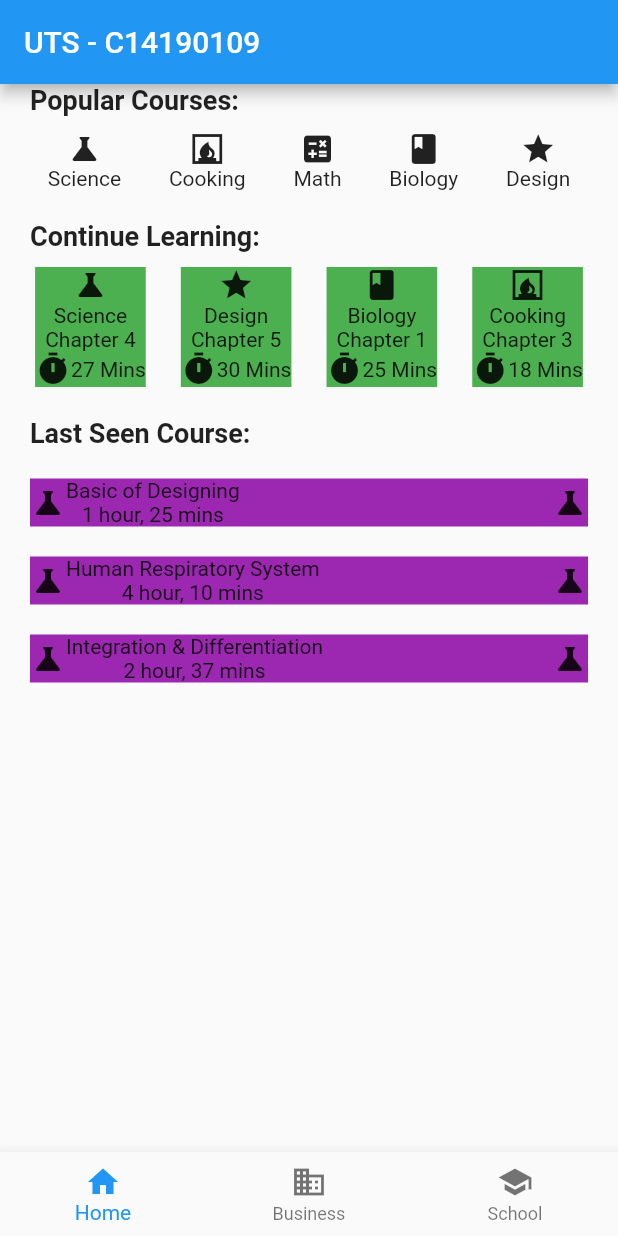
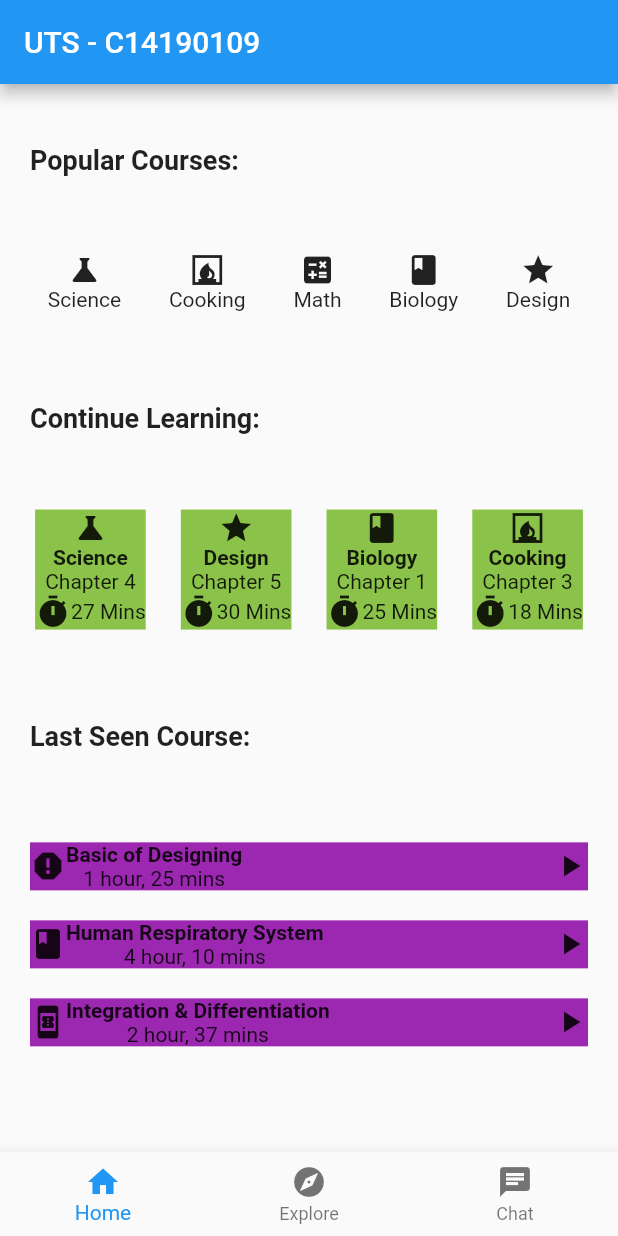
Before and after one commit to AlexanderDP08/UTS_Flutter, a Flutter app: the screen it shows after launch, on a phone screen of 412 x 824 dp. Run offline on Flutter 3.47's test engine with Material 2 defaults, Android fonts, the phone set to English and light mode, and no system bars.

Commit message:
Done no 2

```diff
--- a/c14190109_02/lib/main.dart
+++ b/c14190109_02/lib/main.dart
@@ -18,6 +18,7 @@
         body: Container(
           // padding: EdgeInsets.all(15),
           child: Column(
+            mainAxisAlignment: MainAxisAlignment.spaceEvenly,
             children: [
               Container(
                 padding: const EdgeInsets.only(left: 20),
@@ -67,13 +68,15 @@
                   mainAxisAlignment: MainAxisAlignment.spaceEvenly,
                   children: [
                     Container(
-                      color: Colors.green,
+                      color: Colors.lightGreen,
                       child: Column(
                         children: [
                           const Icon(Icons.science),
                           Column(
                             children: const [
-                              Text("Science"),
+                              Text("Science",
+                                  style:
+                                      TextStyle(fontWeight: FontWeight.bold)),
                               Text("Chapter 4"),
                             ],
                           ),
@@ -87,11 +90,12 @@
                       ),
                     ),
                     Container(
-                      color: Colors.green,
+                      color: Colors.lightGreen,
                       child: Column(
                         children: [
                           const Icon(Icons.star),
-                          const Text("Design"),
+                          const Text("Design",
+                              style: TextStyle(fontWeight: FontWeight.bold)),
                           const Text("Chapter 5"),
                           Row(
                             children: const [
@@ -103,11 +107,12 @@
                       ),
                     ),
                     Container(
-                      color: Colors.green,
+                      color: Colors.lightGreen,
                       child: Column(
                         children: [
                           const Icon(Icons.book),
-                          const Text("Biology"),
+                          const Text("Biology",
+                              style: TextStyle(fontWeight: FontWeight.bold)),
                           const Text("Chapter 1"),
                           Row(
                             children: const [
@@ -119,11 +124,12 @@
                       ),
                     ),
                     Container(
-                      color: Colors.green,
+                      color: Colors.lightGreen,
                       child: Column(
                         children: [
                           const Icon(Icons.fireplace),
-                          const Text("Cooking"),
+                          const Text("Cooking",
+                              style: TextStyle(fontWeight: FontWeight.bold)),
                           const Text("Chapter 3"),
                           Row(
                             children: const [
@@ -160,16 +166,18 @@
                         children: [
                           Row(
                             children: [
-                              const Icon(Icons.science),
+                              const Icon(Icons.report),
                               Column(
                                 children: const [
-                                  Text("Basic of Designing"),
+                                  Text("Basic of Designing",
+                                      style: TextStyle(
+                                          fontWeight: FontWeight.bold)),
                                   Text("1 hour, 25 mins")
                                 ],
                               ),
                             ],
                           ),
-                          const Icon(Icons.science)
+                          const Icon(Icons.play_arrow)
                         ],
                       ),
                     ),
@@ -181,18 +189,18 @@
                         children: [
                           Row(
                             children: [
-                              const Icon(Icons.science),
+                              const Icon(Icons.book),
                               Column(
-                                children: [
-                                  const Text("Human Respiratory System"),
-                                  Row(
-                                    children: const [Text("4 hour, 10 mins")],
-                                  )
+                                children: const [
+                                  Text("Human Respiratory System",
+                                      style: TextStyle(
+                                          fontWeight: FontWeight.bold)),
+                                  Text("4 hour, 10 mins")
                                 ],
                               ),
                             ],
                           ),
-                          const Icon(Icons.science)
+                          const Icon(Icons.play_arrow)
                         ],
                       ),
                     ),
@@ -204,16 +212,18 @@
                         children: [
                           Row(
                             children: [
-                              const Icon(Icons.science),
+                              const Icon(Icons.book_online),
                               Column(
                                 children: const [
-                                  Text("Integration & Differentiation"),
+                                  Text("Integration & Differentiation",
+                                      style: TextStyle(
+                                          fontWeight: FontWeight.bold)),
                                   Text("2 hour, 37 mins")
                                 ],
                               ),
                             ],
                           ),
-                          const Icon(Icons.science)
+                          const Icon(Icons.play_arrow)
                         ],
                       ),
                     )
@@ -230,12 +240,12 @@
               label: 'Home',
             ),
             BottomNavigationBarItem(
-              icon: Icon(Icons.business),
-              label: 'Business',
+              icon: Icon(Icons.explore),
+              label: 'Explore',
             ),
             BottomNavigationBarItem(
-              icon: Icon(Icons.school),
-              label: 'School',
+              icon: Icon(Icons.chat),
+              label: 'Chat',
             ),
           ],
         ),
```
